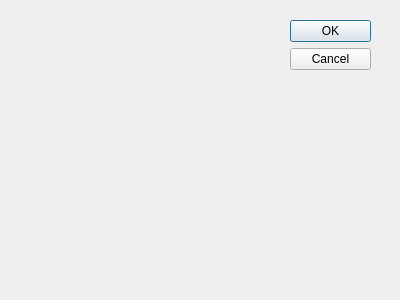
Qt form filterdialog.ui (Genrikh302/MTA) before a commit.
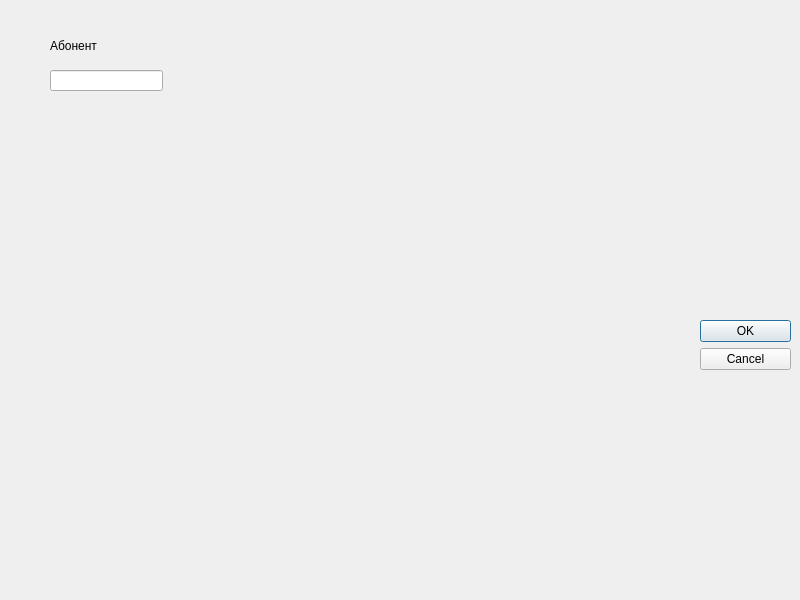
The same form after that commit.

```diff
--- a/filterdialog.ui
+++ b/filterdialog.ui
@@ -8,8 +8,8 @@
    <rect>
     <x>0</x>
     <y>0</y>
-    <width>400</width>
-    <height>300</height>
+    <width>800</width>
+    <height>600</height>
    </rect>
   </property>
   <property name="windowTitle">
@@ -18,10 +18,10 @@
   <widget name="buttonBox" class="QDialogButtonBox">
    <property name="geometry">
     <rect>
-     <x>290</x>
-     <y>20</y>
-     <width>81</width>
-     <height>241</height>
+     <x>700</x>
+     <y>320</y>
+     <width>91</width>
+     <height>66</height>
     </rect>
    </property>
    <property name="orientation">
@@ -31,6 +31,29 @@
     <set>QDialogButtonBox::Cancel|QDialogButtonBox::Ok</set>
    </property>
   </widget>
+  <widget class="QLineEdit" name="lineEdit">
+   <property name="geometry">
+    <rect>
+     <x>50</x>
+     <y>70</y>
+     <width>113</width>
+     <height>21</height>
+    </rect>
+   </property>
+  </widget>
+  <widget class="QLabel" name="label">
+   <property name="geometry">
+    <rect>
+     <x>50</x>
+     <y>30</y>
+     <width>101</width>
+     <height>31</height>
+    </rect>
+   </property>
+   <property name="text">
+    <string>Абонент</string>
+   </property>
+  </widget>
  </widget>
  <pixmapfunction/>
  <resources/>
```
Left out of the diff: 41 changed lines with no effect on the pictures.
